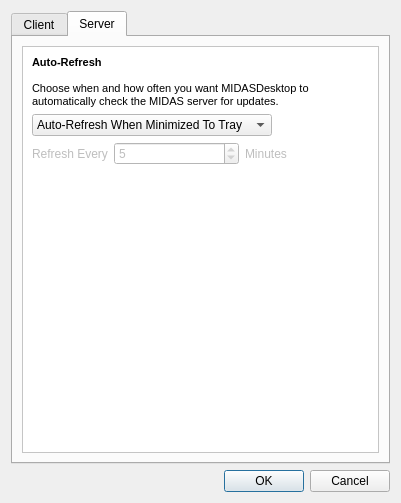
Before: the Qt Designer form Application/MIDASDesktop/GUI/PreferencesUI.ui in cpatrick/MidasClient, drawn with Qt 5.
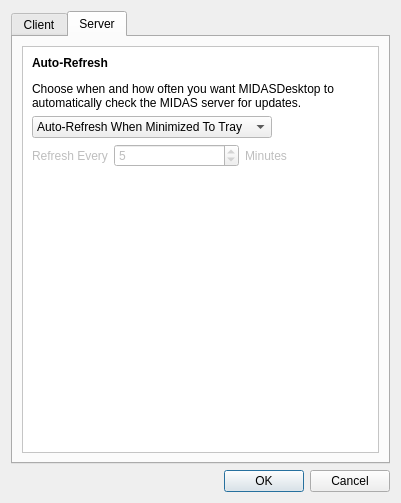
After: the same form once the commit is applied. The open tabs and pages were chosen to show the change. Icons and pictures are not drawn.

Commit message:
BUG: One more font change in the preferences dialog
SVN-Revision: 3474

The edit to the form file:
```diff
--- a/Application/MIDASDesktop/GUI/PreferencesUI.ui
+++ b/Application/MIDASDesktop/GUI/PreferencesUI.ui
@@ -276,21 +276,16 @@
            <rect>
             <x>0</x>
             <y>0</y>
-            <width>335</width>
-            <height>402</height>
+            <width>357</width>
+            <height>410</height>
            </rect>
           </property>
           <layout class="QVBoxLayout" name="verticalLayout_5">
            <item>
             <widget class="QLabel" name="label">
              <property name="text">
-              <string>&lt;!DOCTYPE HTML PUBLIC &quot;-//W3C//DTD HTML 4.0//EN&quot; &quot;http://www.w3.org/TR/REC-html40/strict.dtd&quot;&gt;
-&lt;html&gt;&lt;head&gt;&lt;meta name=&quot;qrichtext&quot; content=&quot;1&quot; /&gt;&lt;style type=&quot;text/css&quot;&gt;
-p, li { white-space: pre-wrap; }
-&lt;/style&gt;&lt;/head&gt;&lt;body style=&quot; font-family:'MS Shell Dlg 2'; font-size:8.25pt; font-weight:400; font-style:normal;&quot;&gt;
-&lt;p style=&quot; margin-top:0px; margin-bottom:0px; margin-left:0px; margin-right:0px; -qt-block-indent:0; text-indent:0px;&quot;&gt;&lt;span style=&quot; font-size:8pt; font-weight:600;&quot;&gt;Auto-Refresh&lt;/span&gt;&lt;/p&gt;
-&lt;p style=&quot;-qt-paragraph-type:empty; margin-top:0px; margin-bottom:0px; margin-left:0px; margin-right:0px; -qt-block-indent:0; text-indent:0px; font-size:8pt;&quot;&gt;&lt;/p&gt;
-&lt;p style=&quot; margin-top:0px; margin-bottom:0px; margin-left:0px; margin-right:0px; -qt-block-indent:0; text-indent:0px;&quot;&gt;&lt;span style=&quot; font-size:8pt;&quot;&gt;Choose when and how often you want MIDASDesktop to automatically check the MIDAS server for updates.&lt;/span&gt;&lt;/p&gt;&lt;/body&gt;&lt;/html&gt;</string>
+              <string>&lt;b&gt;Auto-Refresh&lt;/b&gt;
+&lt;p&gt;Choose when and how often you want MIDASDesktop to automatically check the MIDAS server for updates.&lt;/p&gt;</string>
              </property>
              <property name="wordWrap">
               <bool>true</bool>
```
